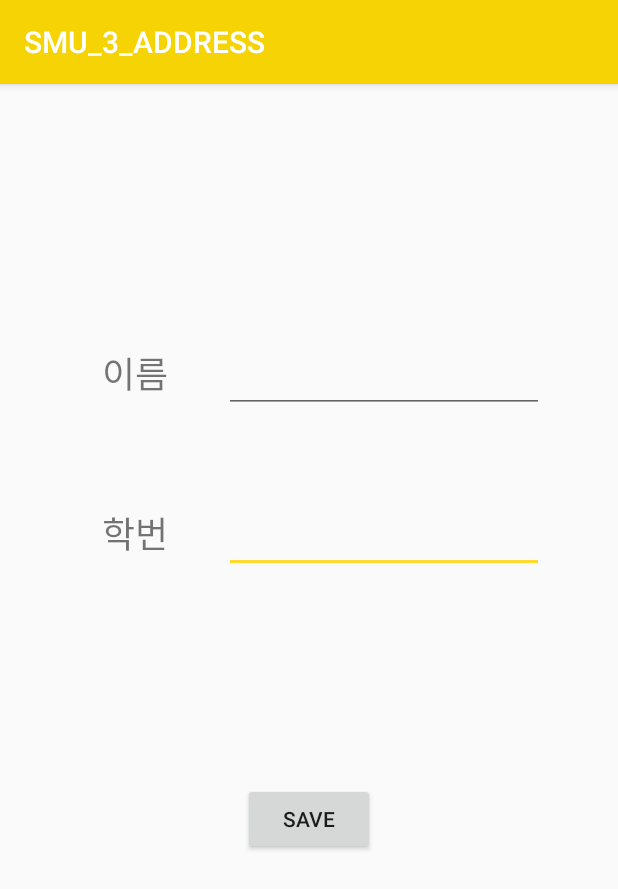
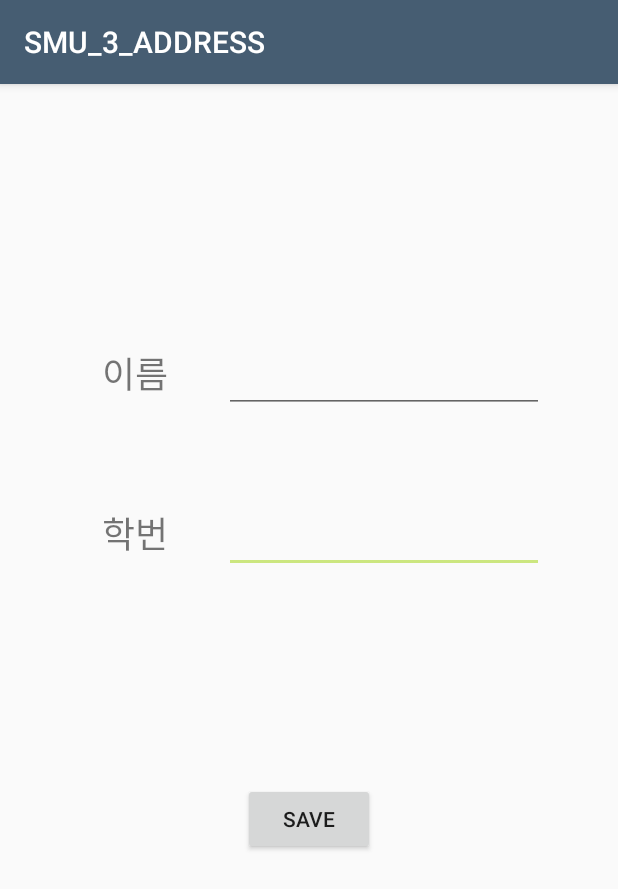
Before and after one commit to kekim98/SMU_3_DEMO, an Android app: the Main2Activity screen opened directly, with no data from a screen before it, on a phone screen of 412 x 824 dp. Shown: the top 889 px of the screen. Run offline under Robolectric (Android 15) with nearby library versions, the phone set to English and light mode, and no system bars.

Commit message:
색 변경

```diff
--- a/app/src/main/res/layout/activity_main4.xml
+++ b/app/src/main/res/layout/activity_main4.xml
@@ -10,6 +10,6 @@
         android:id="@+id/WebView"
         android:layout_width="395dp"
         android:layout_height="587dp"
-        tools:layout_editor_absoluteX="8dp"
-        tools:layout_editor_absoluteY="8dp" />
+        tools:layout_editor_absoluteX="-5dp"
+        tools:layout_editor_absoluteY="-4dp" />
 </android.support.constraint.ConstraintLayout>
--- a/app/src/main/res/values/colors.xml
+++ b/app/src/main/res/values/colors.xml
@@ -1,6 +1,6 @@
 <?xml version="1.0" encoding="utf-8"?>
 <resources>
-    <color name="colorPrimary">#f6d304</color>
-    <color name="colorPrimaryDark">#2663a3</color>
-    <color name="colorAccent">#ffd92f</color>
+    <color name="colorPrimary">#465d72</color>
+    <color name="colorPrimaryDark">#95383a</color>
+    <color name="colorAccent">#9aadd92f</color>
 </resources>
```
